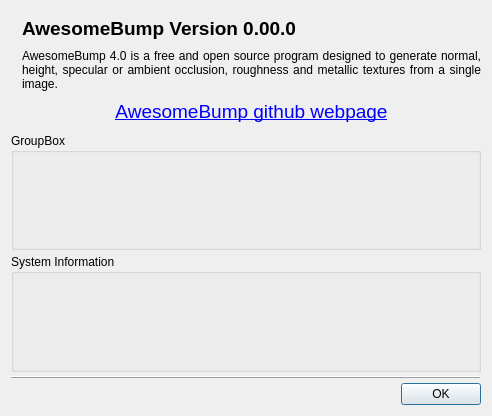
First picture: the form in Sources/allaboutdialog.ui, repository kmkolasinski/AwesomeBump, before the edit.
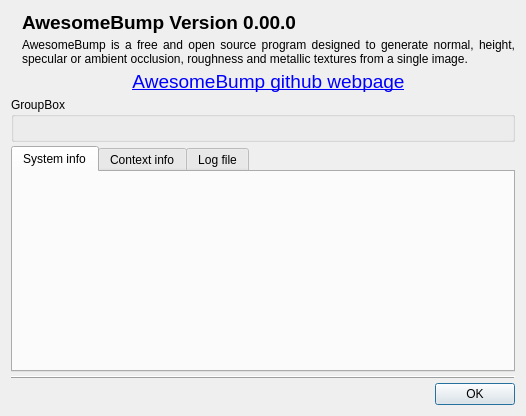
Second picture: the form after the edit. The open tabs and pages were chosen to show the change. Icons and pictures are not drawn.

Commit message: replacing some bindTexture with QOpenGLTexture; ui improvments; debugging osx

What changed in the file:
```diff
--- a/Sources/allaboutdialog.ui
+++ b/Sources/allaboutdialog.ui
@@ -6,7 +6,7 @@
    <rect>
     <x>0</x>
     <y>0</y>
-    <width>492</width>
+    <width>526</width>
     <height>416</height>
    </rect>
   </property>
@@ -62,7 +62,7 @@
          <item>
           <widget class="QLabel" name="label_4">
            <property name="text">
-            <string>AwesomeBump 4.0 is a free and open source program designed to generate normal, height, specular or ambient occlusion, roughness and metallic textures from a single image.</string>
+            <string>AwesomeBump is a free and open source program designed to generate normal, height, specular or ambient occlusion, roughness and metallic textures from a single image.</string>
            </property>
            <property name="alignment">
             <set>Qt::AlignJustify|Qt::AlignVCenter</set>
@@ -122,17 +122,26 @@
        </layout>
       </widget>
      </item>
+    </layout>
+   </item>
      <item>
-      <widget class="QGroupBox" name="groupBox">
-       <property name="title">
-        <string>System Information</string>
-       </property>
-       <property name="flat">
-        <bool>false</bool>
-       </property>
-       <layout class="QGridLayout" name="gridLayout">
-        <item row="0" column="0">
+    <widget class="QTabWidget" name="tabWidget">
+     <property name="currentIndex">
+      <number>2</number>
+     </property>
+     <widget class="QWidget" name="tabSysInfo">
+      <attribute name="title">
+       <string>System info</string>
+      </attribute>
          <widget class="QLabel" name="info">
+       <property name="geometry">
+        <rect>
+         <x>80</x>
+         <y>10</y>
+         <width>470</width>
+         <height>16</height>
+        </rect>
+       </property>
           <property name="text">
            <string/>
           </property>
@@ -140,11 +149,18 @@
            <set>Qt::LinksAccessibleByMouse|Qt::TextSelectableByMouse</set>
           </property>
          </widget>
-        </item>
-       </layout>
-      </widget>
-     </item>
-    </layout>
+     </widget>
+     <widget class="QWidget" name="tabContextInfo">
+      <attribute name="title">
+       <string>Context info</string>
+      </attribute>
+     </widget>
+     <widget class="QWidget" name="tabLogFile">
+      <attribute name="title">
+       <string>Log file</string>
+      </attribute>
+     </widget>
+    </widget>
    </item>
    <item>
     <widget class="QFrame" name="frame">
```
Lines whose indentation alone changed are shown as unchanged. The commit also changes 22 other files.
